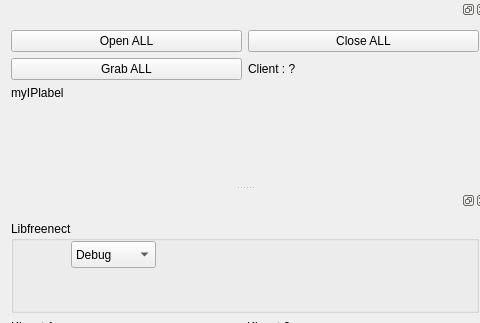
Before: the Qt Designer form ServerWindow.ui in SilvioGiancola/Kinect2TCPIP, drawn with Qt 5; both pictures show x 0 to 480 and y 0 to 323 of the 788 by 543 pixel window.
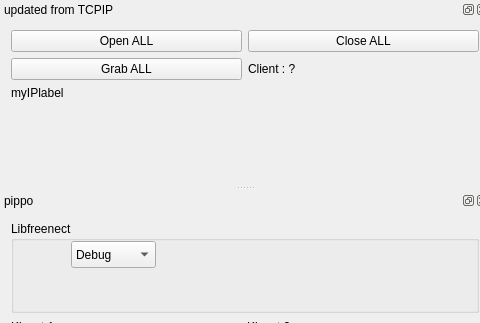
After: the same form once the commit is applied. Custom widgets are drawn as their Qt base class.

What changed in the file:
```diff
--- a/ServerWindow.ui
+++ b/ServerWindow.ui
@@ -46,6 +46,9 @@
    </widget>
   </widget>
   <widget class="QDockWidget" name="dockWidget_TCPIP">
+   <property name="windowTitle">
+    <string>updated from TCPIP</string>
+   </property>
    <attribute name="dockWidgetArea">
     <number>1</number>
    </attribute>
@@ -103,6 +106,9 @@
    </widget>
   </widget>
   <widget class="QDockWidget" name="dockWidget_Kinect">
+   <property name="windowTitle">
+    <string>pippo</string>
+   </property>
    <attribute name="dockWidgetArea">
     <number>1</number>
    </attribute>
```
